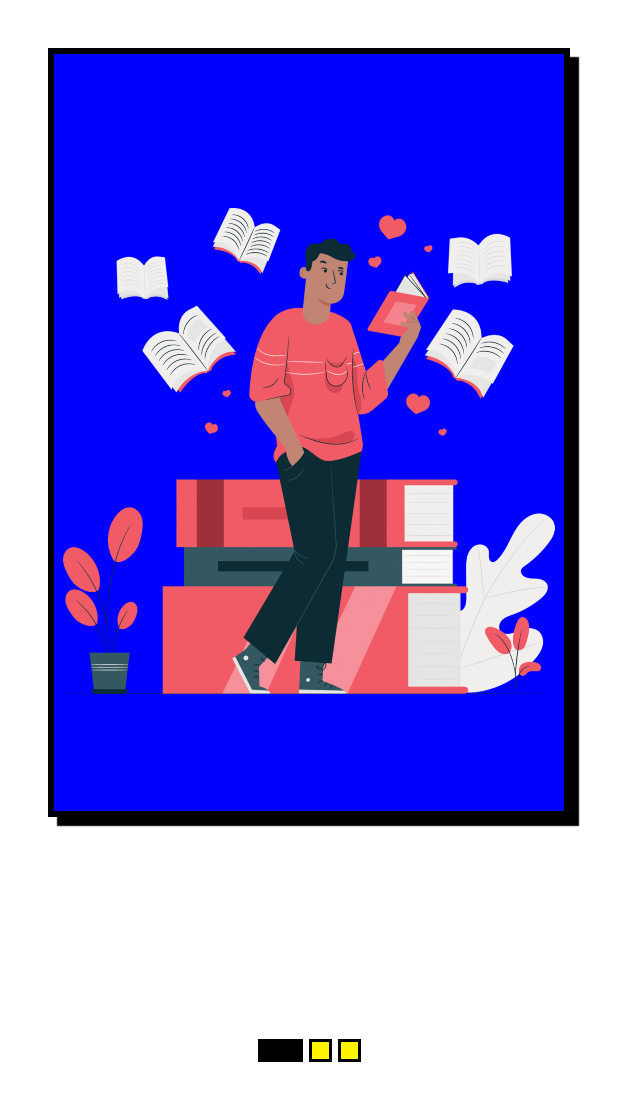
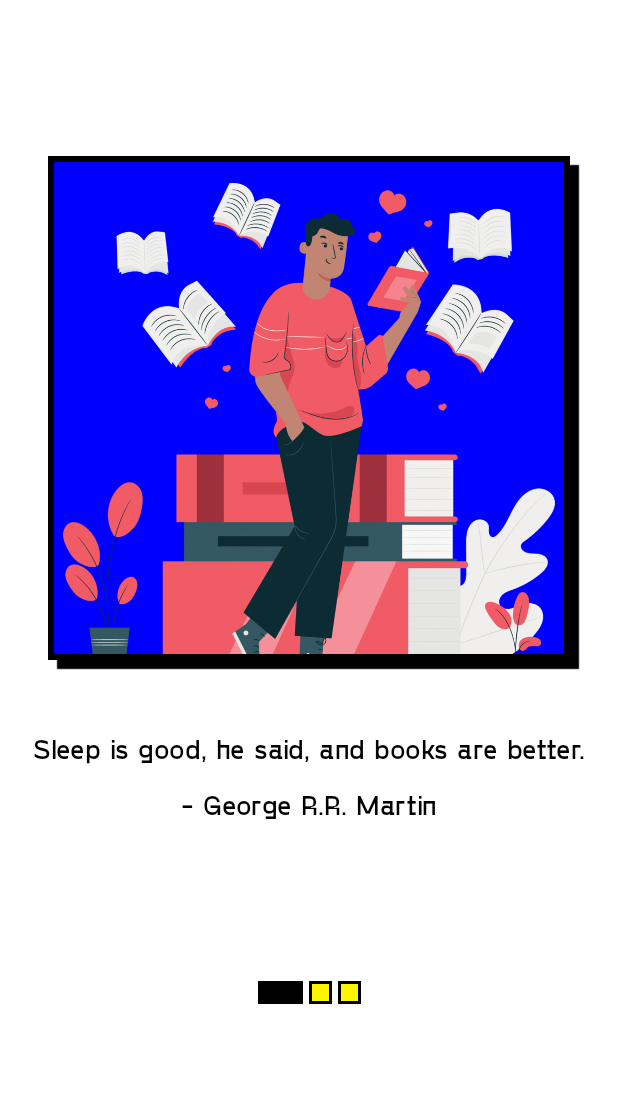
Before and after one commit to unaisulhadi/Archives, an Android app built with Jetpack Compose: the screen it shows after launch (MainActivity), after a tap on "GET STARTED", on a phone screen of 412 x 824 dp. Shown: the top 1101 px of the screen. Run offline under Robolectric (Android 15) with nearby library versions, the phone set to English and light mode, and no system bars; our stand-ins replace accompanist.

Commit message:
Finish Button in Welcome Screen

```diff
--- /dev/null
+++ b/app/src/main/java/com/hadi/archives/data/model/Slider.kt
@@ -0,0 +1,18 @@
+package com.hadi.archives.data.model
+
+import com.hadi.archives.R
+
+data class Slider(
+    val image: Int,
+    val quote: String,
+    val author: String
+)
+
+
+object SliderData {
+    val slides = listOf<Slider>(
+        Slider(R.drawable.slide_1,"Sleep is good, he said, and books are better.","George R.R. Martin"),
+        Slider(R.drawable.slide_2,"Books are uniquely portable magic.","Walt Disney"),
+        Slider(R.drawable.slide_3,"There is no friend as loyal as a book.","Stephen King"),
+    )
+}
--- a/app/src/main/java/com/hadi/archives/presentation/screens/welcome/WelcomeScreen.kt
+++ b/app/src/main/java/com/hadi/archives/presentation/screens/welcome/WelcomeScreen.kt
@@ -2,25 +2,36 @@
 
 package com.hadi.archives.presentation.screens.welcome
 
-import android.util.Log
+import androidx.compose.animation.*
+import androidx.compose.animation.core.tween
 import androidx.compose.foundation.Image
 import androidx.compose.foundation.background
 import androidx.compose.foundation.border
+import androidx.compose.foundation.clickable
 import androidx.compose.foundation.layout.*
 import androidx.compose.foundation.lazy.LazyRow
-import androidx.compose.foundation.shape.CircleShape
+import androidx.compose.material.MaterialTheme
+import androidx.compose.material.Text
 import androidx.compose.runtime.*
 import androidx.compose.ui.Alignment
 import androidx.compose.ui.Modifier
-import androidx.compose.ui.draw.clip
 import androidx.compose.ui.graphics.Color
+import androidx.compose.ui.layout.ContentScale
+import androidx.compose.ui.platform.LocalDensity
 import androidx.compose.ui.res.painterResource
+import androidx.compose.ui.text.TextStyle
+import androidx.compose.ui.text.font.FontWeight
+import androidx.compose.ui.text.style.TextAlign
 import androidx.compose.ui.unit.dp
+import androidx.compose.ui.unit.sp
 import androidx.navigation.NavController
 import com.google.accompanist.pager.ExperimentalPagerApi
 import com.google.accompanist.pager.HorizontalPager
+import com.google.accompanist.pager.PagerState
 import com.google.accompanist.pager.rememberPagerState
-import com.hadi.archives.R
+import com.hadi.archives.data.model.Slider
+import com.hadi.archives.data.model.SliderData
+import com.hadi.archives.presentation.navigation.Screen
 import com.hadi.archives.ui.theme.BrutalYellow
 import com.hadi.archives.utils.advancedShadow
 
@@ -31,11 +42,7 @@ fun WelcomeScreen(
 ) {
 
     val pagerState = rememberPagerState()
-    val pages = listOf<Int>(
-        R.drawable.slide_1,
-        R.drawable.slide_2,
-        R.drawable.slide_3
-    )
+    val pages = SliderData.slides
 
     Column(
         modifier = Modifier
@@ -45,33 +52,106 @@ fun WelcomeScreen(
         HorizontalPager(
             modifier = Modifier
                 .fillMaxWidth()
-                .weight(7f),
+                .weight(7.5f),
             count = pages.size,
             state = pagerState
         ) { position ->
 
-            Slider(image = pages[position])
+            Slider(slide = pages[position])
 
         }
 
-         DotsIndicator(
+        Column(
             modifier = Modifier
                 .fillMaxSize()
-                 .weight(3f),
+                .weight(2.5f),
+            horizontalAlignment = Alignment.CenterHorizontally,
+            verticalArrangement = Arrangement.Top
+        ) {
+            val density = LocalDensity.current
+            DotsIndicator(
+                modifier = Modifier.padding(top = 36.dp),
                 totalDots = 3,
                 selectedIndex = pagerState.currentPage,
             )
+            FinishButton(pagerState, navController,pages.size-1)
+
+        }
+
 
     }
 
 }
 
 @Composable
-fun Slider(image: Int) {
+fun FinishButton(
+    pagerState: PagerState,
+    navController: NavController,
+    maxPage: Int
+) {
+    AnimatedVisibility(
+        modifier = Modifier
+            .fillMaxWidth(),
+        visible = pagerState.currentPage == maxPage,
+        enter = fadeIn(
+            animationSpec = tween(durationMillis = 500),
+            initialAlpha = 0.2f
+        ),
+        exit = fadeOut(
+            animationSpec = tween(durationMillis = 250)
+        )
+    ) {
+        Row(
+            modifier = Modifier
+                .fillMaxWidth()
+                .height(75.dp)
+                .padding(top = 24.dp, start = 24.dp, end = 24.dp)
+                .advancedShadow(
+                    color = Color.Black,
+                    alpha = 1f,
+                    shadowBlurRadius = (0.0001f).dp,
+                    offsetX = 6.dp,
+                    offsetY = 6.dp
+                )
+                .background(BrutalYellow)
+                .border(
+                    width = 4.dp,
+                    color = Color.Black
+                )
+                .clickable(onClick = {
+                    navController.navigate(Screen.Welcome.route)
+                }),
+            verticalAlignment = Alignment.CenterVertically,
+            horizontalArrangement = Arrangement.Center
+        ) {
+
+            Text(
+                text = "EXPLORE",
+                style = TextStyle(
+                    color = Color.Black,
+                    fontSize = 20.sp,
+                    fontWeight = FontWeight.Bold,
+                ),
+            )
+
+        }
+    }
+}
+
+@Composable
+fun Slider(slide: Slider) {
+
+    Column(
+        modifier = Modifier
+            .fillMaxWidth(),
+        verticalArrangement = Arrangement.Top,
+        horizontalAlignment = Alignment.CenterHorizontally
+    ) {
 
         Box(
             modifier = Modifier
                 .fillMaxWidth()
+                .height(400.dp)
                 .padding(32.dp)
                 .advancedShadow(
                     color = Color.Black,
@@ -91,9 +171,28 @@ fun Slider(image: Int) {
             Image(
                 modifier = Modifier
                     .fillMaxSize(),
-            painter = painterResource(id = image),
+                painter = painterResource(id = slide.image),
+                contentScale = ContentScale.Crop,
                 contentDescription = null
             )
+        }
+
+        Text(
+            modifier = Modifier.padding(top = 16.dp, start = 12.dp, end = 12.dp),
+            text = slide.quote,
+            style = MaterialTheme.typography.subtitle1,
+            color = Color.Black,
+            textAlign = TextAlign.Center
+        )
+
+        Text(
+            modifier = Modifier.padding(top = 16.dp),
+            text = "- ${slide.author}",
+            color = Color.Black,
+            style = MaterialTheme.typography.subtitle1,
+            textAlign = TextAlign.Center
+        )
+
     }
 }
 
--- a/app/src/main/java/com/hadi/archives/ui/theme/Type.kt
+++ b/app/src/main/java/com/hadi/archives/ui/theme/Type.kt
@@ -2,27 +2,82 @@ package com.hadi.archives.ui.theme
 
 import androidx.compose.material.Typography
 import androidx.compose.ui.text.TextStyle
+import androidx.compose.ui.text.font.Font
 import androidx.compose.ui.text.font.FontFamily
+import androidx.compose.ui.text.font.FontStyle
 import androidx.compose.ui.text.font.FontWeight
 import androidx.compose.ui.unit.sp
+import com.hadi.archives.R
 
-// Set of Material typography styles to start with
+private val GoshaSans = FontFamily(
+    Font(
+        resId = R.font.gosha_sans_bold,
+        weight = FontWeight.Bold,
+        style = FontStyle.Normal
+    ),
+    Font(
+        resId = R.font.gosha_sans_regular,
+        weight = FontWeight.Normal,
+        style = FontStyle.Normal
+    )
+)
+
 val Typography = Typography(
+
+    h3 = TextStyle(
+        fontFamily = GoshaSans,
+        fontWeight = FontWeight.Normal,
+        fontSize = 44.sp,
+    ),
+
+    h4 = TextStyle(
+        fontFamily = GoshaSans,
+        fontWeight = FontWeight.Normal,
+        fontSize = 28.sp,
+    ),
+
+    h5 = TextStyle(
+        fontFamily = GoshaSans,
+        fontWeight = FontWeight.Normal,
+        fontSize = 24.sp,
+    ),
+
+    h6 = TextStyle(
+        fontFamily = GoshaSans,
+        fontWeight = FontWeight.Normal,
+        fontSize = 20.sp,
+    ),
+
+    subtitle1 = TextStyle(
+        fontFamily = GoshaSans,
+        fontWeight = FontWeight.Normal,
+        fontSize = 18.sp,
+    ),
+
+    subtitle2 = TextStyle(
+        fontFamily = GoshaSans,
+        fontWeight = FontWeight.Normal,
+        fontSize = 16.sp,
+        lineHeight = 28.sp,
+    ),
+
     body1 = TextStyle(
-        fontFamily = FontFamily.Default,
+        fontFamily = GoshaSans,
         fontWeight = FontWeight.Normal,
-        fontSize = 16.sp
+        fontSize = 14.sp,
+        lineHeight = 28.sp,
+    ),
+
+    body2 = TextStyle(
+        fontFamily = GoshaSans,
+        fontWeight = FontWeight.Normal,
+        fontSize = 12.sp,
+        lineHeight = 28.sp,
+    ),
+
+    button = TextStyle(
+        fontFamily = GoshaSans,
+        fontWeight = FontWeight.Normal,
+        fontSize = 16.sp,
     )
-    /* Other default text styles to override
-    button = TextStyle(
-        fontFamily = FontFamily.Default,
-        fontWeight = FontWeight.W500,
-        fontSize = 14.sp
-    ),
-    caption = TextStyle(
-        fontFamily = FontFamily.Default,
-        fontWeight = FontWeight.Normal,
-        fontSize = 12.sp
-    )
-    */
 )
```
Lines whose indentation alone changed are shown as unchanged.
